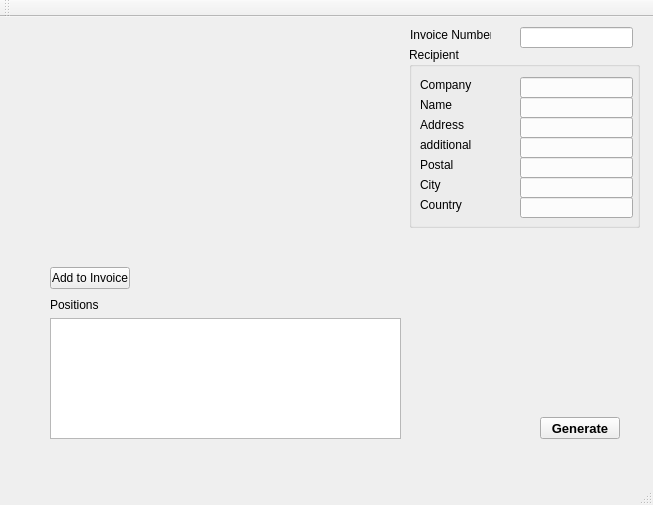
Above: mainwindow.ui from nerd-force1/Invoice-Generator before the change. Below: the same form after it.
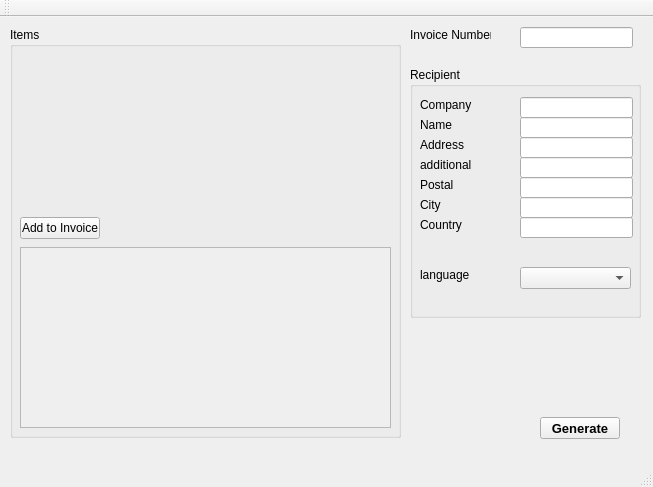
That is the form after the change.

The edit to the form file:
```diff
--- a/mainwindow.ui
+++ b/mainwindow.ui
@@ -7,7 +7,7 @@
     <x>0</x>
     <y>0</y>
     <width>653</width>
-    <height>505</height>
+    <height>487</height>
    </rect>
   </property>
   <property name="windowTitle">
@@ -60,43 +60,43 @@
      </rect>
     </property>
    </widget>
-   <widget class="QLabel" name="label_2">
+   <widget class="QGroupBox" name="recipient">
     <property name="geometry">
      <rect>
-      <x>420</x>
-      <y>60</y>
-      <width>91</width>
-      <height>16</height>
+      <x>410</x>
+      <y>50</y>
+      <width>231</width>
+      <height>251</height>
      </rect>
     </property>
-    <property name="layoutDirection">
-     <enum>Qt::LeftToRight</enum>
+    <property name="title">
+     <string>Recipient</string>
     </property>
-    <property name="text">
-     <string>Company</string>
-    </property>
-   </widget>
-   <widget class="QLabel" name="label_4">
+    <widget class="QLineEdit" name="countryLineEdit">
+     <property name="geometry">
+      <rect>
+       <x>110</x>
+       <y>150</y>
+       <width>113</width>
+       <height>21</height>
+      </rect>
+     </property>
+    </widget>
+    <widget class="QLineEdit" name="additionalLineEdit">
     <property name="geometry">
      <rect>
-      <x>420</x>
-      <y>80</y>
-      <width>91</width>
-      <height>16</height>
-     </rect>
-    </property>
-    <property name="layoutDirection">
-     <enum>Qt::LeftToRight</enum>
-    </property>
-    <property name="text">
-     <string>Name</string>
-    </property>
-   </widget>
-   <widget class="QLabel" name="label_5">
+       <x>110</x>
+       <y>90</y>
+       <width>113</width>
+       <height>21</height>
+      </rect>
+     </property>
+    </widget>
+    <widget class="QLabel" name="label_8">
     <property name="geometry">
      <rect>
-      <x>420</x>
-      <y>100</y>
+       <x>10</x>
+       <y>130</y>
       <width>91</width>
       <height>16</height>
      </rect>
@@ -105,14 +105,14 @@
      <enum>Qt::LeftToRight</enum>
     </property>
     <property name="text">
-     <string>Address</string>
+      <string>City</string>
     </property>
    </widget>
    <widget class="QLabel" name="label_6">
     <property name="geometry">
      <rect>
-      <x>420</x>
-      <y>120</y>
+       <x>10</x>
+       <y>90</y>
       <width>91</width>
       <height>16</height>
      </rect>
@@ -124,11 +124,73 @@
      <string>additional</string>
     </property>
    </widget>
+    <widget class="QLineEdit" name="cityLineEdit">
+     <property name="geometry">
+      <rect>
+       <x>110</x>
+       <y>130</y>
+       <width>113</width>
+       <height>21</height>
+      </rect>
+     </property>
+    </widget>
+    <widget class="QLabel" name="label_4">
+     <property name="geometry">
+      <rect>
+       <x>10</x>
+       <y>50</y>
+       <width>91</width>
+       <height>16</height>
+      </rect>
+     </property>
+     <property name="layoutDirection">
+      <enum>Qt::LeftToRight</enum>
+     </property>
+     <property name="text">
+      <string>Name</string>
+     </property>
+    </widget>
+    <widget class="QLineEdit" name="companyLineEdit">
+     <property name="geometry">
+      <rect>
+       <x>110</x>
+       <y>30</y>
+       <width>113</width>
+       <height>21</height>
+      </rect>
+     </property>
+    </widget>
+    <widget class="QLineEdit" name="nameLineEdit">
+     <property name="geometry">
+      <rect>
+       <x>110</x>
+       <y>50</y>
+       <width>113</width>
+       <height>21</height>
+      </rect>
+     </property>
+    </widget>
+    <widget class="QLabel" name="label_2">
+     <property name="geometry">
+      <rect>
+       <x>10</x>
+       <y>30</y>
+       <width>91</width>
+       <height>16</height>
+      </rect>
+     </property>
+     <property name="layoutDirection">
+      <enum>Qt::LeftToRight</enum>
+     </property>
+     <property name="text">
+      <string>Company</string>
+     </property>
+    </widget>
    <widget class="QLabel" name="label_7">
     <property name="geometry">
      <rect>
-      <x>420</x>
-      <y>140</y>
+       <x>10</x>
+       <y>110</y>
       <width>91</width>
       <height>16</height>
      </rect>
@@ -140,11 +202,21 @@
      <string>Postal</string>
     </property>
    </widget>
-   <widget class="QLabel" name="label_8">
+    <widget class="QLineEdit" name="postalLineEdit">
     <property name="geometry">
      <rect>
-      <x>420</x>
-      <y>160</y>
+       <x>110</x>
+       <y>110</y>
+       <width>113</width>
+       <height>21</height>
+      </rect>
+     </property>
+    </widget>
+    <widget class="QLabel" name="label_5">
+     <property name="geometry">
+      <rect>
+       <x>10</x>
+       <y>70</y>
       <width>91</width>
       <height>16</height>
      </rect>
@@ -153,14 +225,14 @@
      <enum>Qt::LeftToRight</enum>
     </property>
     <property name="text">
-     <string>City</string>
+      <string>Address</string>
     </property>
    </widget>
    <widget class="QLabel" name="label_9">
     <property name="geometry">
      <rect>
-      <x>420</x>
-      <y>180</y>
+       <x>10</x>
+       <y>150</y>
       <width>91</width>
       <height>16</height>
      </rect>
@@ -172,117 +244,60 @@
      <string>Country</string>
     </property>
    </widget>
-   <widget class="QLineEdit" name="lineEdit_2">
+    <widget class="QLineEdit" name="addressLineEdit">
     <property name="geometry">
      <rect>
-      <x>520</x>
-      <y>60</y>
+       <x>110</x>
+       <y>70</y>
       <width>113</width>
       <height>21</height>
      </rect>
     </property>
    </widget>
-   <widget class="QLineEdit" name="lineEdit_3">
+    <widget class="QComboBox" name="comboBox">
     <property name="geometry">
      <rect>
-      <x>520</x>
-      <y>80</y>
-      <width>113</width>
-      <height>21</height>
-     </rect>
-    </property>
-   </widget>
-   <widget class="QLineEdit" name="lineEdit_4">
-    <property name="geometry">
-     <rect>
-      <x>520</x>
-      <y>100</y>
-      <width>113</width>
-      <height>21</height>
-     </rect>
-    </property>
-   </widget>
-   <widget class="QLineEdit" name="lineEdit_5">
-    <property name="geometry">
-     <rect>
-      <x>520</x>
-      <y>120</y>
-      <width>113</width>
-      <height>21</height>
-     </rect>
-    </property>
-   </widget>
-   <widget class="QLineEdit" name="lineEdit_6">
-    <property name="geometry">
-     <rect>
-      <x>520</x>
-      <y>140</y>
-      <width>113</width>
-      <height>21</height>
-     </rect>
-    </property>
-   </widget>
-   <widget class="QLineEdit" name="lineEdit_7">
-    <property name="geometry">
-     <rect>
-      <x>520</x>
-      <y>160</y>
-      <width>113</width>
-      <height>21</height>
-     </rect>
-    </property>
-   </widget>
-   <widget class="QLineEdit" name="lineEdit_8">
-    <property name="geometry">
-     <rect>
-      <x>520</x>
-      <y>180</y>
-      <width>113</width>
-      <height>21</height>
-     </rect>
-    </property>
-   </widget>
-   <widget class="QTextBrowser" name="textBrowser">
-    <property name="geometry">
-     <rect>
-      <x>50</x>
-      <y>301</y>
-      <width>351</width>
-      <height>121</height>
-     </rect>
-    </property>
-   </widget>
-   <widget class="QLabel" name="label_10">
-    <property name="geometry">
-     <rect>
-      <x>50</x>
-      <y>280</y>
+       <x>110</x>
+       <y>200</y>
       <width>111</width>
+       <height>22</height>
+      </rect>
+     </property>
+    </widget>
+    <widget class="QLabel" name="label_11">
+     <property name="geometry">
+      <rect>
+       <x>10</x>
+       <y>200</y>
+       <width>91</width>
       <height>16</height>
      </rect>
     </property>
+     <property name="layoutDirection">
+      <enum>Qt::LeftToRight</enum>
+     </property>
     <property name="text">
-     <string>Positions</string>
-    </property>
-   </widget>
-   <widget class="QGroupBox" name="groupBox">
+      <string>language</string>
+     </property>
+    </widget>
+   </widget>
+   <widget class="QGroupBox" name="items">
     <property name="geometry">
      <rect>
-      <x>409</x>
-      <y>30</y>
-      <width>231</width>
-      <height>181</height>
+      <x>10</x>
+      <y>10</y>
+      <width>391</width>
+      <height>411</height>
      </rect>
     </property>
     <property name="title">
-     <string>Recipient</string>
+     <string>Items</string>
     </property>
-   </widget>
-   <widget class="QPushButton" name="pushButton">
+    <widget class="QPushButton" name="addPositionButton">
     <property name="geometry">
      <rect>
-      <x>50</x>
-      <y>250</y>
+       <x>10</x>
+       <y>190</y>
       <width>80</width>
       <height>22</height>
      </rect>
@@ -290,6 +305,30 @@
     <property name="text">
      <string>Add to Invoice</string>
     </property>
+    </widget>
+    <widget class="QScrollArea" name="scrollArea">
+     <property name="geometry">
+      <rect>
+       <x>10</x>
+       <y>220</y>
+       <width>371</width>
+       <height>181</height>
+      </rect>
+     </property>
+     <property name="widgetResizable">
+      <bool>true</bool>
+     </property>
+     <widget class="QWidget" name="scrollAreaWidgetContents">
+      <property name="geometry">
+       <rect>
+        <x>0</x>
+        <y>0</y>
+        <width>369</width>
+        <height>179</height>
+       </rect>
+      </property>
+     </widget>
+    </widget>
    </widget>
   </widget>
   <widget class="QMenuBar" name="menuBar">
```
Left out of the diff: 2 changed lines with no effect on the pictures. Lines whose indentation alone changed are shown as unchanged.
